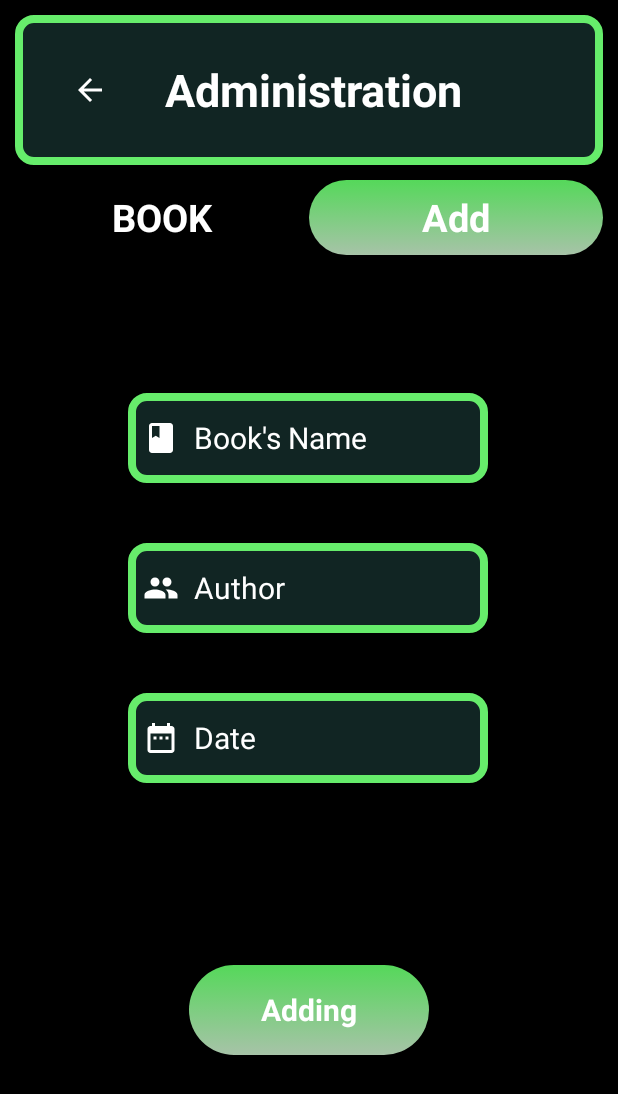
After one commit to Ken329/AndroidStudio_BookStoreApp, an Android app: the MainAdminAdd screen opened directly, with no data from a screen before it, on a phone screen of 412 x 824 dp. The commit adds this screen. Shown: the top 1094 px of the screen. Run offline under Robolectric (Android 15) with nearby library versions, the phone set to English and light mode, and no system bars; our stand-ins replace Firebase (no records; nobody signed in at launch, a user with empty details on screens opened directly); libraries missing offline, so code that uses them is left out: com.basgeekball.awesomevalidation; 4 statements that could not run were skipped.

Commit message:
Done Admin Design and Function

```diff
--- a/app/src/main/AndroidManifest.xml
+++ b/app/src/main/AndroidManifest.xml
@@ -9,7 +9,9 @@
         android:roundIcon="@mipmap/ic_launcher_round"
         android:supportsRtl="true"
         android:theme="@style/Theme.BookStoreApp">
-        <activity android:name=".MainSignUp"></activity>
+        <activity android:name=".MainAdminAdd"></activity>
+        <activity android:name=".MainAdminPage" />
+        <activity android:name=".MainSignUp" />
         <activity android:name=".MainActivity">
             <intent-filter>
                 <action android:name="android.intent.action.MAIN" />
--- /dev/null
+++ b/app/src/main/java/com/example/bookstoreapp/MainAdminAdd.java
@@ -0,0 +1,99 @@
+package com.example.bookstoreapp;
+
+import androidx.annotation.NonNull;
+import androidx.appcompat.app.AppCompatActivity;
+
+import android.content.Intent;
+import android.os.Bundle;
+import android.view.View;
+import android.widget.EditText;
+import android.widget.ImageButton;
+import android.widget.TextView;
+import android.widget.Toast;
+
+import com.basgeekball.awesomevalidation.AwesomeValidation;
+import com.basgeekball.awesomevalidation.ValidationStyle;
+import com.basgeekball.awesomevalidation.utility.RegexTemplate;
+import com.google.firebase.database.DataSnapshot;
+import com.google.firebase.database.DatabaseError;
+import com.google.firebase.database.DatabaseReference;
+import com.google.firebase.database.FirebaseDatabase;
+import com.google.firebase.database.Query;
+import com.google.firebase.database.ValueEventListener;
+
+public class MainAdminAdd extends AppCompatActivity {
+    ImageButton back;
+    TextView book, add;
+    EditText name, author, date;
+
+    AwesomeValidation validate;
+    DatabaseReference ref;
+    @Override
+    protected void onCreate(Bundle savedInstanceState) {
+        super.onCreate(savedInstanceState);
+        setContentView(R.layout.activity_main_admin_add);
+        getSupportActionBar().hide();
+
+        back = findViewById(R.id.ibAdminAddBack);
+        book = findViewById(R.id.tvAdminAddBook);
+        add = findViewById(R.id.tvAdminAdd);
+        name = findViewById(R.id.etAdminAddBookname);
+        author = findViewById(R.id.etAdminAddBookAuthor);
+        date = findViewById(R.id.etAdminAddBookDate);
+
+        validate = new AwesomeValidation(ValidationStyle.BASIC);
+        validate.addValidation(this, R.id.etAdminAddBookname, RegexTemplate.NOT_EMPTY, R.string.InvalidName);
+        validate.addValidation(this, R.id.etAdminAddBookAuthor, RegexTemplate.NOT_EMPTY, R.string.InvalidName);
+        validate.addValidation(this, R.id.etAdminAddBookDate, RegexTemplate.NOT_EMPTY, R.string.InvalidName);
+
+        back.setOnClickListener(new View.OnClickListener() {
+            @Override
+            public void onClick(View v) {
+                Intent intent = new Intent(v.getContext(), MainActivity.class);
+                startActivity(intent);
+            }
+        });
+        book.setOnClickListener(new View.OnClickListener() {
+            @Override
+            public void onClick(View v) {
+                Intent intent = new Intent(v.getContext(), MainAdminPage.class);
+                startActivity(intent);
+            }
+        });
+        add.setOnClickListener(new View.OnClickListener() {
+            @Override
+            public void onClick(View v) {
+                String bookName = name.getText().toString();
+                String myAuthor = author.getText().toString();
+                String myDate = date.getText().toString();
+                if(validate.validate()){
+                    Query query = FirebaseDatabase.getInstance().getReference("book")
+                            .orderByChild("book_name")
+                            .equalTo(bookName);
+                    query.addListenerForSingleValueEvent(new ValueEventListener() {
+                        @Override
+                        public void onDataChange(@NonNull DataSnapshot snapshot) {
+                            if(snapshot.exists()){
+                                Toast.makeText(MainAdminAdd.this, "Book Appeared, please check", Toast.LENGTH_LONG).show();
+                            }else{
+                                BookDetail book = new BookDetail(bookName, myAuthor, myDate, "none");
+                                ref = FirebaseDatabase.getInstance().getReference("book");
+                                ref.child(bookName).setValue(book);
+                                Toast.makeText(MainAdminAdd.this, "New book added", Toast.LENGTH_SHORT).show();
+                                name.setText("");
+                                author.setText("");
+                                date.setText("");
+                            }
+                        }
+                        @Override
+                        public void onCancelled(@NonNull DatabaseError error) {
+
+                        }
+                    });
+                }else{
+                    Toast.makeText(MainAdminAdd.this, "Do not leave anything empty", Toast.LENGTH_LONG).show();
+                }
+            }
+        });
+    }
+}
--- /dev/null
+++ b/app/src/main/res/drawable/ic_baseline_book_24.xml
@@ -0,0 +1,5 @@
+<vector android:height="24dp" android:tint="#FFFFFF"
+    android:viewportHeight="24" android:viewportWidth="24"
+    android:width="24dp" xmlns:android="http://schemas.android.com/apk/res/android">
+    <path android:fillColor="@android:color/white" android:pathData="M18,2H6c-1.1,0 -2,0.9 -2,2v16c0,1.1 0.9,2 2,2h12c1.1,0 2,-0.9 2,-2V4c0,-1.1 -0.9,-2 -2,-2zM6,4h5v8l-2.5,-1.5L6,12V4z"/>
+</vector>
--- /dev/null
+++ b/app/src/main/res/drawable/ic_baseline_date_range_24.xml
@@ -0,0 +1,5 @@
+<vector android:height="24dp" android:tint="#FFFFFF"
+    android:viewportHeight="24" android:viewportWidth="24"
+    android:width="24dp" xmlns:android="http://schemas.android.com/apk/res/android">
+    <path android:fillColor="@android:color/white" android:pathData="M9,11L7,11v2h2v-2zM13,11h-2v2h2v-2zM17,11h-2v2h2v-2zM19,4h-1L18,2h-2v2L8,4L8,2L6,2v2L5,4c-1.11,0 -1.99,0.9 -1.99,2L3,20c0,1.1 0.89,2 2,2h14c1.1,0 2,-0.9 2,-2L21,6c0,-1.1 -0.9,-2 -2,-2zM19,20L5,20L5,9h14v11z"/>
+</vector>
--- /dev/null
+++ b/app/src/main/res/layout/activity_main_admin_add.xml
@@ -0,0 +1,168 @@
+<?xml version="1.0" encoding="utf-8"?>
+<androidx.constraintlayout.widget.ConstraintLayout
+    xmlns:android="http://schemas.android.com/apk/res/android"
+    xmlns:app="http://schemas.android.com/apk/res-auto"
+    xmlns:tools="http://schemas.android.com/tools"
+    android:background="@color/black"
+    android:layout_width="match_parent"
+    android:layout_height="match_parent"
+    tools:context=".MainAdminAdd">
+
+    <LinearLayout
+        android:id="@+id/linearLayout3"
+        android:layout_width="match_parent"
+        android:layout_height="100dp"
+        android:layout_margin="10dp"
+        android:background="@drawable/input"
+        app:layout_constraintEnd_toEndOf="parent"
+        app:layout_constraintStart_toStartOf="parent"
+        app:layout_constraintTop_toTopOf="parent">
+
+        <ImageButton
+            android:id="@+id/ibAdminAddBack"
+            android:layout_width="60dp"
+            android:layout_height="60dp"
+            android:layout_gravity="center"
+            android:layout_marginLeft="20dp"
+            android:background="#112523"
+            app:srcCompat="@drawable/abc_vector_test" />
+
+        <TextView
+            android:layout_width="wrap_content"
+            android:layout_height="wrap_content"
+            android:layout_gravity="center"
+            android:layout_marginLeft="20dp"
+            android:text="Administration"
+            android:textColor="@color/white"
+            android:textSize="30dp"
+            android:textStyle="bold"></TextView>
+    </LinearLayout>
+
+    <LinearLayout
+        android:id="@+id/linearLayout5"
+        android:layout_width="match_parent"
+        android:layout_height="50dp"
+        android:layout_marginLeft="10dp"
+        android:layout_marginTop="10dp"
+
+        android:layout_marginRight="10dp"
+        android:weightSum="2"
+        app:layout_constraintEnd_toEndOf="parent"
+        app:layout_constraintHorizontal_bias="0.0"
+        app:layout_constraintStart_toStartOf="parent"
+        app:layout_constraintTop_toBottomOf="@+id/linearLayout3">
+
+        <LinearLayout
+            android:layout_width="match_parent"
+            android:layout_height="match_parent"
+            android:layout_weight="1"
+            android:orientation="vertical">
+
+            <TextView
+                android:id="@+id/tvAdminAddBook"
+                android:layout_width="match_parent"
+                android:layout_height="match_parent"
+                android:gravity="center"
+                android:text="BOOK"
+                android:textColor="@color/white"
+                android:textSize="25dp"
+                android:textStyle="bold"></TextView>
+        </LinearLayout>
+
+        <LinearLayout
+            android:layout_width="match_parent"
+            android:layout_height="match_parent"
+            android:layout_weight="1"
+            android:background="@drawable/button"
+            android:orientation="vertical">
+
+            <TextView
+                android:layout_width="match_parent"
+                android:layout_height="match_parent"
+                android:gravity="center"
+                android:text="Add"
+                android:textColor="@color/white"
+                android:textSize="25dp"
+                android:textStyle="bold"></TextView>
+        </LinearLayout>
+    </LinearLayout>
+
+    <EditText
+        android:id="@+id/etAdminAddBookname"
+        android:layout_width="240dp"
+        android:layout_height="60dp"
+        android:layout_marginTop="92dp"
+        android:background="@drawable/input"
+        android:drawableLeft="@drawable/ic_baseline_book_24"
+        android:drawablePadding="10dp"
+        android:ems="10"
+        android:hint="Book's Name"
+        android:inputType="textPersonName"
+        android:padding="10dp"
+        android:textColor="@color/white"
+        android:textColorHint="@color/white"
+        android:textSize="20dp"
+        app:layout_constraintEnd_toEndOf="parent"
+        app:layout_constraintHorizontal_bias="0.497"
+        app:layout_constraintStart_toStartOf="parent"
+        app:layout_constraintTop_toBottomOf="@+id/linearLayout5" />
+
+    <EditText
+        android:id="@+id/etAdminAddBookAuthor"
+        android:layout_width="240dp"
+        android:layout_height="60dp"
+        android:layout_marginTop="40dp"
+        android:background="@drawable/input"
+        android:ems="10"
+        android:drawableLeft="@drawable/ic_baseline_people_24"
+        android:drawablePadding="10dp"
+        android:padding="10dp"
+        android:hint="Author"
+        android:inputType="textPersonName"
+        android:textColor="@color/white"
+        android:textColorHint="@color/white"
+        android:textSize="20dp"
+        app:layout_constraintEnd_toEndOf="parent"
+        app:layout_constraintHorizontal_bias="0.497"
+        app:layout_constraintStart_toStartOf="parent"
+        app:layout_constraintTop_toBottomOf="@+id/etAdminAddBookname" />
+    <EditText
+        android:id="@+id/etAdminAddBookDate"
+        android:layout_width="240dp"
+        android:layout_height="60dp"
+        android:layout_marginTop="40dp"
+        android:background="@drawable/input"
+        android:drawableLeft="@drawable/ic_baseline_date_range_24"
+        android:drawablePadding="10dp"
+        android:ems="10"
+        android:hint="Date"
+        android:inputType="textPersonName"
+        android:padding="10dp"
+        android:textColor="@color/white"
+        android:textColorHint="@color/white"
+        android:textSize="20dp"
+        app:layout_constraintEnd_toEndOf="parent"
+        app:layout_constraintHorizontal_bias="0.497"
+        app:layout_constraintStart_toStartOf="parent"
+        app:layout_constraintTop_toBottomOf="@+id/etAdminAddBookAuthor" />
+
+    <LinearLayout
+        android:layout_width="160dp"
+        android:layout_height="60dp"
+        android:background="@drawable/button"
+        app:layout_constraintBottom_toBottomOf="parent"
+        app:layout_constraintEnd_toEndOf="parent"
+        app:layout_constraintStart_toStartOf="parent"
+        app:layout_constraintTop_toBottomOf="@+id/etAdminAddBookDate">
+
+        <TextView
+            android:id="@+id/tvAdminAdd"
+            android:layout_width="match_parent"
+            android:layout_height="match_parent"
+            android:gravity="center"
+            android:text="Adding"
+            android:textColor="@color/white"
+            android:textSize="20dp"
+            android:textStyle="bold"></TextView>
+    </LinearLayout>
+</androidx.constraintlayout.widget.ConstraintLayout>
--- a/app/src/main/res/values/colors.xml
+++ b/app/src/main/res/values/colors.xml
@@ -7,4 +7,6 @@
     <color name="teal_700">#FF018786</color>
     <color name="black">#FF000000</color>
     <color name="white">#FFFFFFFF</color>
+    <color name="green">#66EC6B</color>
+    <color name="grey">#112523</color>
 </resources>
```
Also changed, not shown: app/src/main/java/com/example/bookstoreapp/BookDetail.java (added, +44 -0 lines), app/src/main/java/com/example/bookstoreapp/MainActivity.java (+9 -0 lines), app/src/main/java/com/example/bookstoreapp/MainAdminPage.java (added, +104 -0 lines), app/src/main/res/drawable/book_list.xml (added, +10 -0 lines), app/src/main/res/layout/activity_main_admin_page.xml (added, +154 -0 lines), app/src/main/res/layout/admin_book_list.xml (added, +62 -0 lines).
